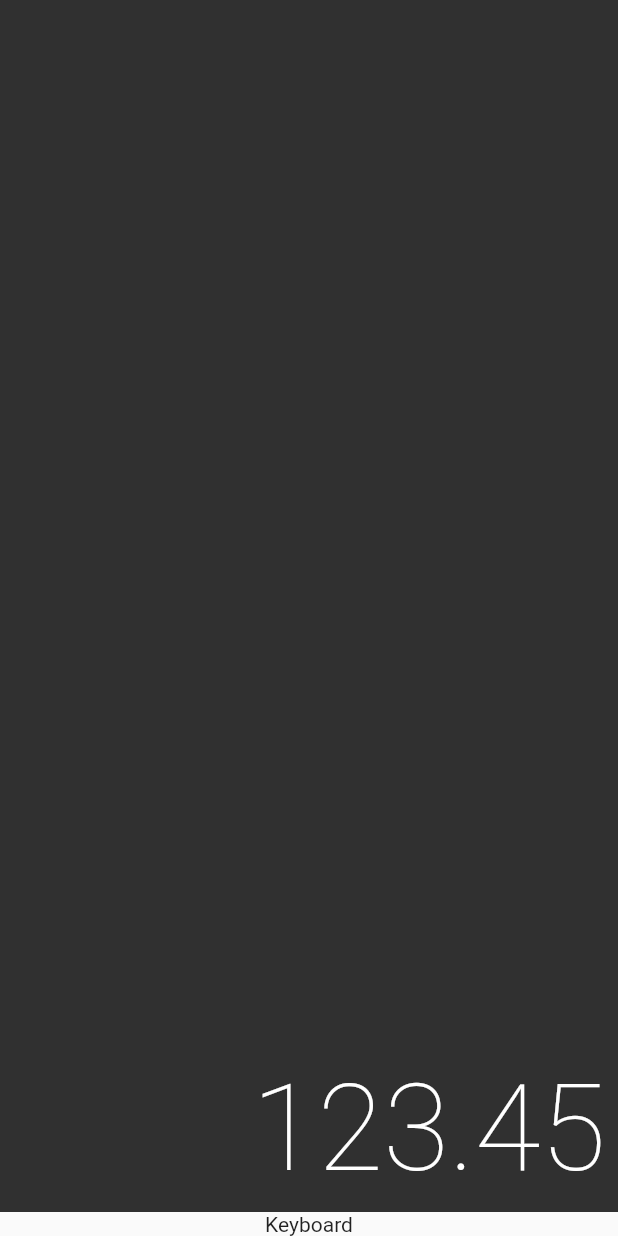
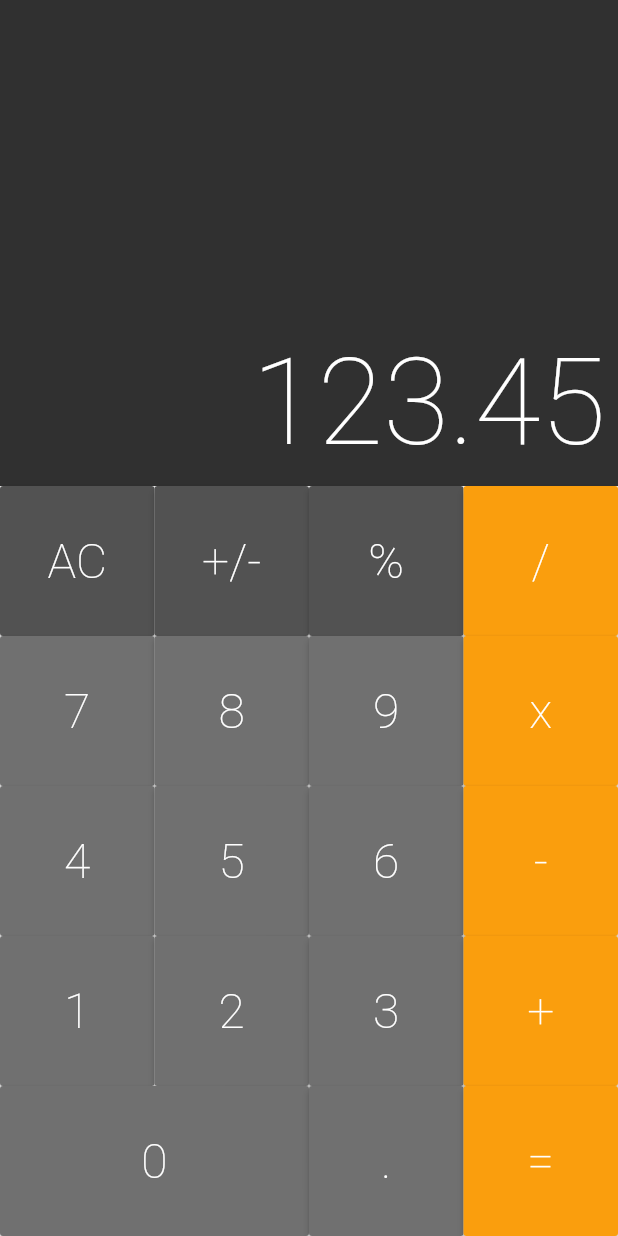
Before and after one commit to Guilherme-Farias/flutter-calculator, a Flutter app: the screen it shows after launch, on a phone screen of 412 x 824 dp. Run offline on Flutter 3.47's test engine with Material 2 defaults, Android fonts, the phone set to English and light mode, and no system bars; drawn by our look-alikes of auto_size_text.

Commit message:
Keyboard component finished

```diff
--- /dev/null
+++ b/lib/components/button.dart
@@ -0,0 +1,36 @@
+import 'package:flutter/material.dart';
+
+class Button extends StatelessWidget {
+  static const DARK = Color.fromRGBO(82, 82, 82, 1);
+  static const DEFAULT = Color.fromRGBO(112, 112, 112, 1);
+  static const OPERATION = Color.fromRGBO(250, 158, 13, 1);
+
+  final String text;
+  final bool big;
+  final Color color;
+
+  const Button({@required this.text, this.big = false, this.color = DEFAULT});
+  const Button.big(
+      {@required this.text, this.big = true, this.color = DEFAULT});
+  const Button.operation(
+      {@required this.text, this.big = false, this.color = OPERATION});
+  const Button.dark({@required this.text, this.big = false, this.color = DARK});
+  @override
+  Widget build(BuildContext context) {
+    return Expanded(
+      flex: big ? 2 : 1,
+      child: RaisedButton(
+        color: this.color,
+        child: Text(
+          text,
+          style: TextStyle(
+            fontSize: 32,
+            color: Colors.white,
+            fontWeight: FontWeight.w200,
+          ),
+        ),
+        onPressed: () {},
+      ),
+    );
+  }
+}
--- /dev/null
+++ b/lib/components/button_row.dart
@@ -0,0 +1,17 @@
+import 'package:calculator/components/button.dart';
+import 'package:flutter/material.dart';
+
+class ButtonRow extends StatelessWidget {
+  final List<Button> buttons;
+  ButtonRow(this.buttons);
+  @override
+  Widget build(BuildContext context) {
+    return Expanded(
+      flex: 1,
+      child: Row(
+        crossAxisAlignment: CrossAxisAlignment.stretch,
+        children: buttons,
+      ),
+    );
+  }
+}
--- /dev/null
+++ b/lib/components/keyboard.dart
@@ -0,0 +1,55 @@
+import 'package:calculator/components/button.dart';
+import 'package:calculator/components/button_row.dart';
+import 'package:flutter/material.dart';
+
+class Keyboard extends StatelessWidget {
+  @override
+  Widget build(BuildContext context) {
+    return Container(
+      height: 500,
+      child: Column(
+        children: [
+          ButtonRow(
+            [
+              Button.dark(text: 'AC'),
+              Button.dark(text: '+/-'),
+              Button.dark(text: '%'),
+              Button.operation(text: '/'),
+            ],
+          ),
+          ButtonRow(
+            [
+              Button(text: '7'),
+              Button(text: '8'),
+              Button(text: '9'),
+              Button.operation(text: 'x'),
+            ],
+          ),
+          ButtonRow(
+            [
+              Button(text: '4'),
+              Button(text: '5'),
+              Button(text: '6'),
+              Button.operation(text: '-'),
+            ],
+          ),
+          ButtonRow(
+            [
+              Button(text: '1'),
+              Button(text: '2'),
+              Button(text: '3'),
+              Button.operation(text: '+'),
+            ],
+          ),
+          ButtonRow(
+            [
+              Button.big(text: '0'),
+              Button(text: '.'),
+              Button.operation(text: '='),
+            ],
+          ),
+        ],
+      ),
+    );
+  }
+}
--- a/lib/screens/calculator.dart
+++ b/lib/screens/calculator.dart
@@ -1,4 +1,5 @@
 import 'package:calculator/components/display.dart';
+import 'package:calculator/components/keyboard.dart';
 import 'package:flutter/material.dart';
 
 class Calculator extends StatelessWidget {
@@ -8,7 +9,7 @@ class Calculator extends StatelessWidget {
       body: Column(
         children: <Widget>[
           Display('123.45'),
-          Text('Keyboard'),
+          Keyboard(),
         ],
       ),
     );
```
